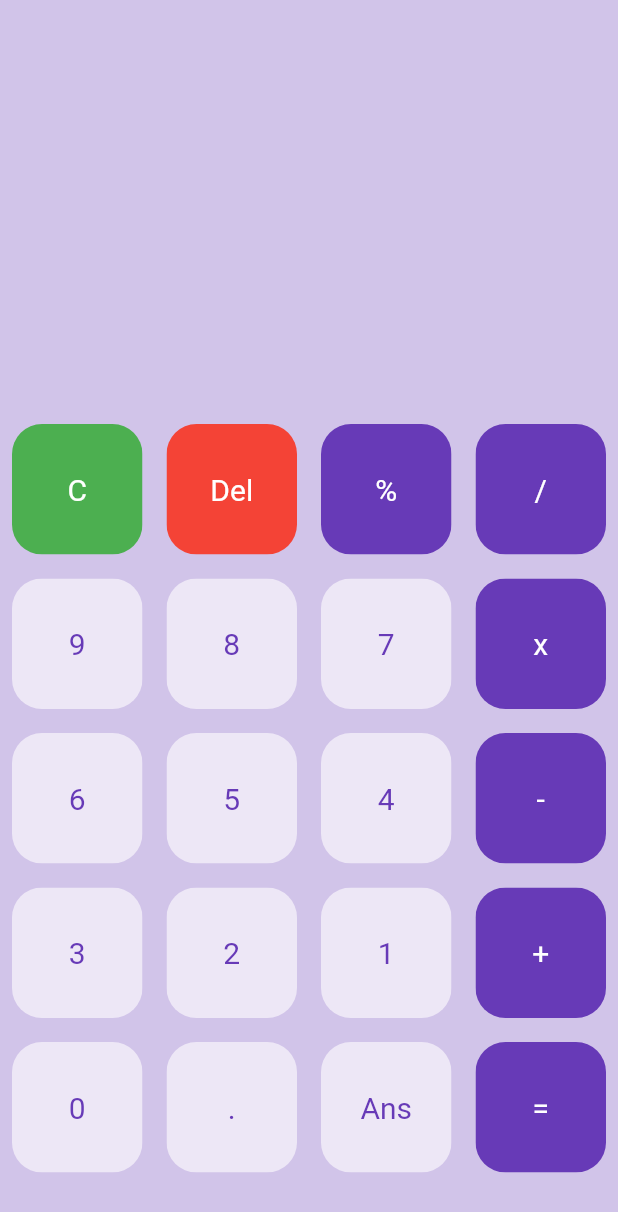
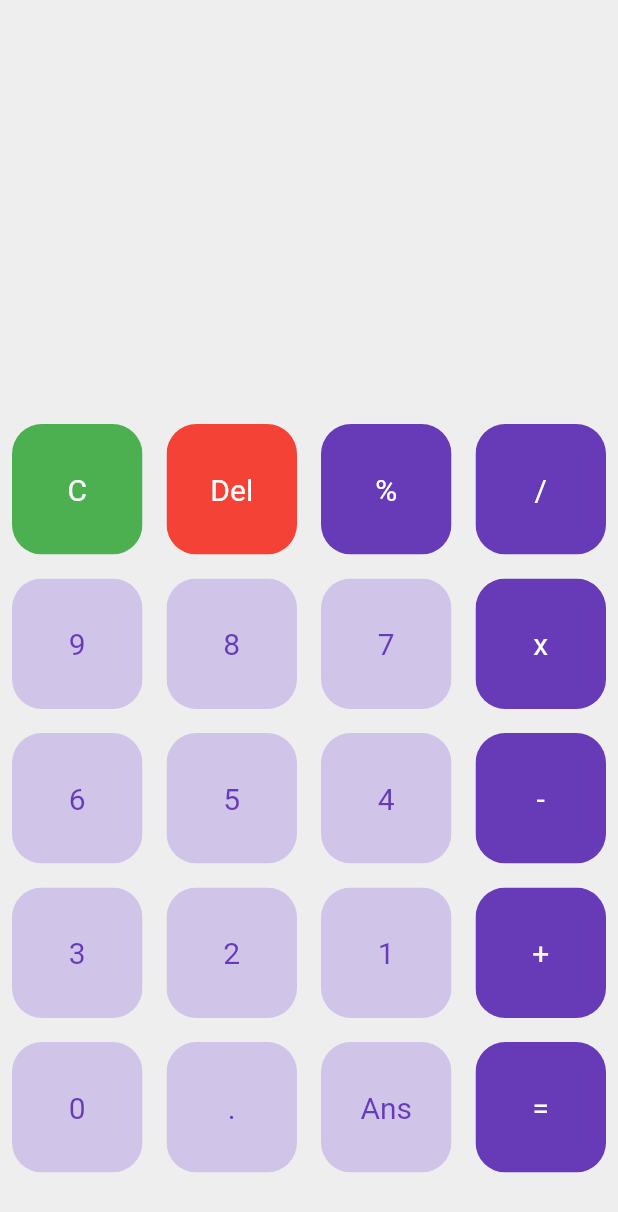
Before and after one commit to saad1931/Calculator_App_Flutter, a Flutter app: the screen it shows after launch, on a phone screen of 412 x 824 dp. Shown: the top 1212 px of the screen. Run offline on Flutter 3.47's test engine with Material 2 defaults, Android fonts, the phone set to English and light mode, and no system bars; our stand-ins replace math_expressions.

Commit message:
Calculator app in Flutter

```diff
--- a/lib/calculator.dart
+++ b/lib/calculator.dart
@@ -27,8 +27,9 @@ class _CalculatorState extends State<Calculator> {
 
   @override
   Widget build(BuildContext context) {
-    return Scaffold(
-      backgroundColor: Colors.deepPurple[100],
+    return SafeArea(
+      child: Scaffold(
+        backgroundColor: Colors.grey[200],
 
         body: Column(
           children: [
@@ -41,7 +42,7 @@ class _CalculatorState extends State<Calculator> {
                     Container(
                       padding: EdgeInsets.all(20),
                       alignment: Alignment.centerLeft,
-                    child: Text(UserQuestion,style: TextStyle(fontSize: 20),)
+                      child: Text(UserQuestion,style: TextStyle(fontSize: 30),)
                       ),
                     Container(
                       padding: EdgeInsets.all(20),
@@ -113,7 +114,7 @@ class _CalculatorState extends State<Calculator> {
 
                     },
                     ButtonText:btns[index] ,
-                  Color_b: IsOperator(btns[index]) ? Colors.deepPurple : Colors.deepPurple[50],
+                    Color_b: IsOperator(btns[index]) ? Colors.deepPurple : Colors.deepPurple[100],
                     TextColor: IsOperator(btns[index])? Colors.white : Colors.deepPurple
                   );
                  }
@@ -122,6 +123,7 @@ class _CalculatorState extends State<Calculator> {
               ),
             ),
           ],
+        ),
       ),
     );
   }
```
Lines whose indentation alone changed are shown as unchanged.
